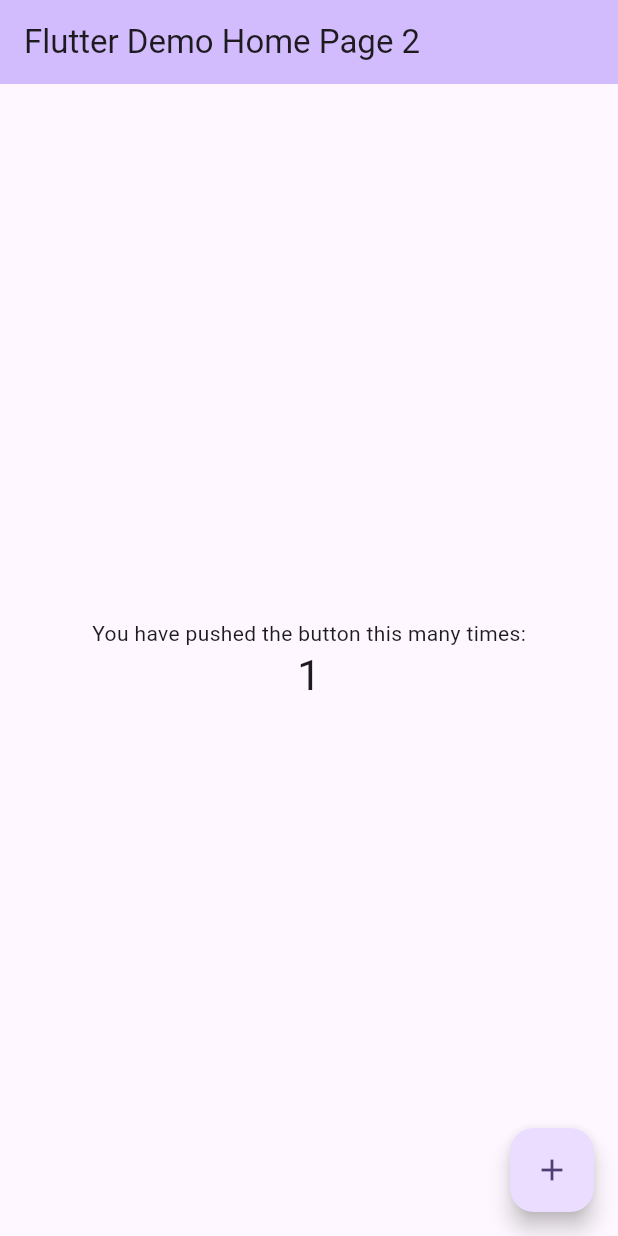
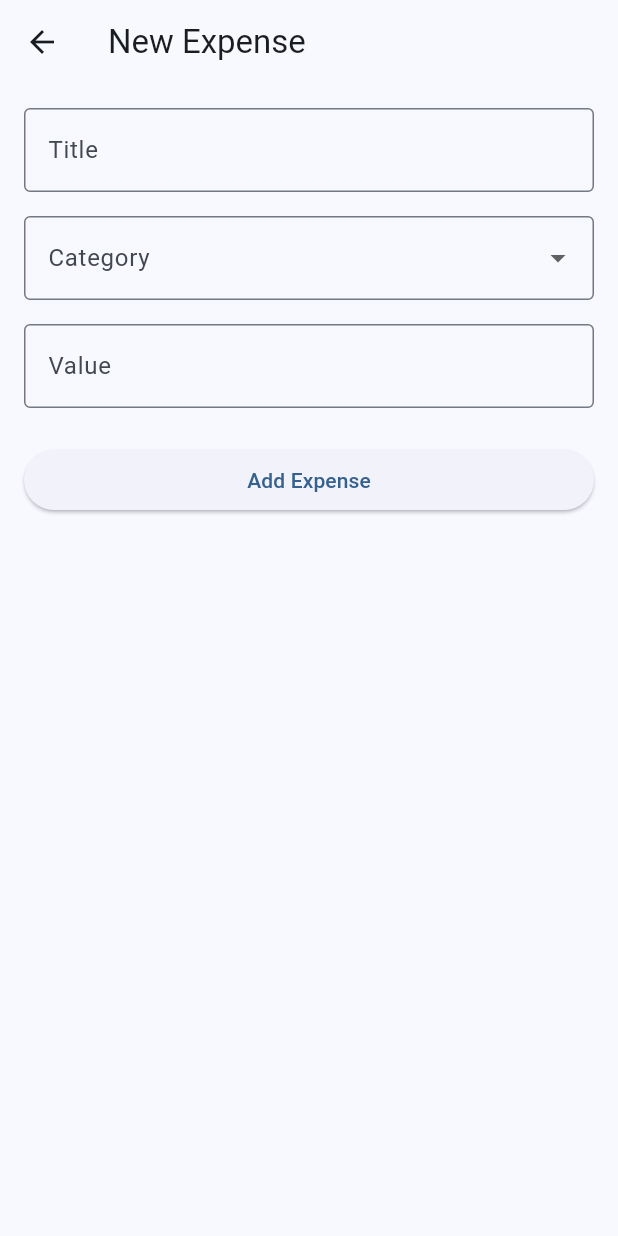
Before and after one commit to hertafranca/OrcamentoMensalemFlutter, a Flutter app: the screen it shows after launch, after a tap on the "add" icon, on a phone screen of 412 x 824 dp. Run offline on Flutter 3.47's test engine with Material 3 defaults, Android fonts, the phone set to English and light mode, and no system bars.

Commit message:
expense project 2026
September 19Th,2026 starting new project: Monthly  Expense in Flutter

```diff
--- a/lib/main.dart
+++ b/lib/main.dart
@@ -1,122 +1,36 @@
 import 'package:flutter/material.dart';
+import 'package:orcamento2026/models/expense.dart';
+import 'package:orcamento2026/models/expense_category.dart';
+
+import 'screens/home_page.dart';
 
 void main() {
-  runApp(const MyApp());
+  //print(ExpenseCategory.restaurant.label);
+  final expense = Expense(
+    title: 'Brasao´s Dinner',
+    category: ExpenseCategory.restaurant,
+    amount: 35.50,
+  );
+  //print(expense.title);
+  // print(expense.category.label);
+  // print(expense.amount);
+
+  runApp(const BudgetApp());
 }
 
-class MyApp extends StatelessWidget {
-  const MyApp({super.key});
+class BudgetApp extends StatelessWidget {
+  const BudgetApp({super.key});
 
-  // This widget is the root of your application.
   @override
   Widget build(BuildContext context) {
     return MaterialApp(
-      title: 'Flutter Demo',
+      debugShowCheckedModeBanner: false,
+      title: 'Montly Expense',
       theme: ThemeData(
-        // This is the theme of your application.
-        //
-        // TRY THIS: Try running your application with "flutter run". You'll see
-        // the application has a purple toolbar. Then, without quitting the app,
-        // try changing the seedColor in the colorScheme below to Colors.green
-        // and then invoke "hot reload" (save your changes or press the "hot
-        // reload" button in a Flutter-supported IDE, or press "r" if you used
-        // the command line to start the app).
-        //
-        // Notice that the counter didn't reset back to zero; the application
-        // state is not lost during the reload. To reset the state, use hot
-        // restart instead.
-        //
-        // This works for code too, not just values: Most code changes can be
-        // tested with just a hot reload.
-        colorScheme: .fromSeed(seedColor: Colors.deepPurple),
+        colorScheme: ColorScheme.fromSeed(seedColor: Colors.blue),
+        useMaterial3: true,
       ),
-      home: const MyHomePage(title: 'Flutter Demo Home Page 2'),
+      home: const HomePage(),
     );
   }
 }
-
-class MyHomePage extends StatefulWidget {
-  const MyHomePage({super.key, required this.title});
-
-  // This widget is the home page of your application. It is stateful, meaning
-  // that it has a State object (defined below) that contains fields that affect
-  // how it looks.
-
-  // This class is the configuration for the state. It holds the values (in this
-  // case the title) provided by the parent (in this case the App widget) and
-  // used by the build method of the State. Fields in a Widget subclass are
-  // always marked "final".
-
-  final String title;
-
-  @override
-  State<MyHomePage> createState() => _MyHomePageState();
-}
-
-class _MyHomePageState extends State<MyHomePage> {
-  int _counter = 0;
-
-  void _incrementCounter() {
-    setState(() {
-      // This call to setState tells the Flutter framework that something has
-      // changed in this State, which causes it to rerun the build method below
-      // so that the display can reflect the updated values. If we changed
-      // _counter without calling setState(), then the build method would not be
-      // called again, and so nothing would appear to happen.
-      _counter++;
-    });
-  }
-
-  @override
-  Widget build(BuildContext context) {
-    // This method is rerun every time setState is called, for instance as done
-    // by the _incrementCounter method above.
-    //
-    // The Flutter framework has been optimized to make rerunning build methods
-    // fast, so that you can just rebuild anything that needs updating rather
-    // than having to individually change instances of widgets.
-    return Scaffold(
-      appBar: AppBar(
-        // TRY THIS: Try changing the color here to a specific color (to
-        // Colors.amber, perhaps?) and trigger a hot reload to see the AppBar
-        // change color while the other colors stay the same.
-        backgroundColor: Theme.of(context).colorScheme.inversePrimary,
-        // Here we take the value from the MyHomePage object that was created by
-        // the App.build method, and use it to set our appbar title.
-        title: Text(widget.title),
-      ),
-      body: Center(
-        // Center is a layout widget. It takes a single child and positions it
-        // in the middle of the parent.
-        child: Column(
-          // Column is also a layout widget. It takes a list of children and
-          // arranges them vertically. By default, it sizes itself to fit its
-          // children horizontally, and tries to be as tall as its parent.
-          //
-          // Column has various properties to control how it sizes itself and
-          // how it positions its children. Here we use mainAxisAlignment to
-          // center the children vertically; the main axis here is the vertical
-          // axis because Columns are vertical (the cross axis would be
-          // horizontal).
-          //
-          // TRY THIS: Invoke "debug painting" (choose the "Toggle Debug Paint"
-          // action in the IDE, or press "p" in the console), to see the
-          // wireframe for each widget.
-          mainAxisAlignment: .center,
-          children: [
-            const Text('You have pushed the button this many times:'),
-            Text(
-              '$_counter',
-              style: Theme.of(context).textTheme.headlineMedium,
-            ),
-          ],
-        ),
-      ),
-      floatingActionButton: FloatingActionButton(
-        onPressed: _incrementCounter,
-        tooltip: 'Increment',
-        child: const Icon(Icons.add),
-      ),
-    );
-  }
-}
--- /dev/null
+++ b/lib/models/expense.dart
@@ -0,0 +1,13 @@
+import 'expense_category.dart';
+
+class Expense {
+  final String title;
+  final ExpenseCategory category;
+  final double amount;
+
+  const Expense({
+    required this.title,
+    required this.category,
+    required this.amount,
+  });
+}
--- /dev/null
+++ b/lib/models/expense_category.dart
@@ -0,0 +1,11 @@
+enum ExpenseCategory {
+  restaurant('Restaurant'),
+  transport('Transport'),
+  clothes('Clothes'),
+  education('Education'),
+  leisure('Leisure');
+
+  final String label;
+
+  const ExpenseCategory(this.label);
+}
--- /dev/null
+++ b/lib/screens/add_expense_page.dart
@@ -0,0 +1,137 @@
+import 'package:flutter/material.dart';
+
+import '../models/expense.dart';
+import '../models/expense_category.dart';
+
+class AddExpensePage extends StatefulWidget {
+  const AddExpensePage({super.key});
+
+  @override
+  State<AddExpensePage> createState() => _AddExpensePageState();
+}
+
+class _AddExpensePageState extends State<AddExpensePage> {
+  final _formKey = GlobalKey<FormState>();
+
+  final _titleController = TextEditingController();
+  final _amountController = TextEditingController();
+
+  ExpenseCategory? _selectedCategory;
+
+  void _saveExpense() {
+    final isValid = _formKey.currentState!.validate();
+
+    if (!isValid) {
+      return;
+    }
+
+    final amount = double.parse(_amountController.text.replaceAll(',', '.'));
+
+    final expense = Expense(
+      title: _titleController.text.trim(),
+      category: _selectedCategory!,
+      amount: amount,
+    );
+
+    Navigator.pop(context, expense);
+  }
+
+  @override
+  void dispose() {
+    _titleController.dispose();
+    _amountController.dispose();
+    super.dispose();
+  }
+
+  @override
+  Widget build(BuildContext context) {
+    return Scaffold(
+      appBar: AppBar(title: const Text('New Expense')),
+      body: SafeArea(
+        child: SingleChildScrollView(
+          padding: const EdgeInsets.all(16),
+          child: Form(
+            key: _formKey,
+            child: Column(
+              crossAxisAlignment: CrossAxisAlignment.stretch,
+              children: [
+                TextFormField(
+                  controller: _titleController,
+                  decoration: const InputDecoration(
+                    labelText: 'Title',
+                    border: OutlineInputBorder(),
+                  ),
+                  validator: (value) {
+                    if (value == null || value.trim().isEmpty) {
+                      return 'Inform a Title';
+                    }
+                    return null;
+                  },
+                ),
+                const SizedBox(height: 16),
+                DropdownButtonFormField<ExpenseCategory>(
+                  initialValue: _selectedCategory,
+                  decoration: const InputDecoration(
+                    labelText: 'Category',
+                    border: OutlineInputBorder(),
+                  ),
+                  items: ExpenseCategory.values.map((category) {
+                    return DropdownMenuItem<ExpenseCategory>(
+                      value: category,
+                      child: Text(category.label),
+                    );
+                  }).toList(),
+                  onChanged: (category) {
+                    setState(() {
+                      _selectedCategory = category;
+                    });
+                  },
+                  validator: (value) {
+                    if (value == null) {
+                      return 'Select a category';
+                    }
+                    return null;
+                  },
+                ),
+                const SizedBox(height: 16),
+                TextFormField(
+                  controller: _amountController,
+                  keyboardType: const TextInputType.numberWithOptions(
+                    decimal: true,
+                  ),
+                  decoration: const InputDecoration(
+                    labelText: 'Value',
+                    prefixText: '€ ',
+                    border: OutlineInputBorder(),
+                  ),
+                  validator: (value) {
+                    if (value == null || value.trim().isEmpty) {
+                      return 'Inform the Value';
+                    }
+
+                    final amount = double.tryParse(value.replaceAll(',', '.'));
+
+                    if (amount == null) {
+                      return 'Inform a valid value';
+                    }
+
+                    if (amount <= 0) {
+                      return 'The value must be greater than zero';
+                    }
+
+                    return null;
+                  },
+                ),
+                const SizedBox(height: 24),
+                ElevatedButton(
+                  onPressed: _saveExpense,
+                  child: const Text('Add Expense'),
+                ),
+              ],
+            ),
+          ),
+        ),
+      ),
+    );
+  }
+}
--- /dev/null
+++ b/lib/screens/home_page.dart
@@ -0,0 +1,57 @@
+import 'package:flutter/material.dart';
+
+import '../models/expense.dart';
+import '../widgets/expense_tile.dart';
+import 'add_expense_page.dart';
+
+class HomePage extends StatefulWidget {
+  const HomePage({super.key});
+
+  @override
+  State<HomePage> createState() => _HomePageState();
+}
+
+class _HomePageState extends State<HomePage> {
+  final List<Expense> _expenses = [];
+
+  Future<void> _openAddExpense() async {
+    final expense = await Navigator.push<Expense>(
+      context,
+      MaterialPageRoute(builder: (context) => const AddExpensePage()),
+    );
+
+    if (expense == null) {
+      return;
+    }
+
+    setState(() {
+      _expenses.add(expense);
+    });
+  }
+
+  @override
+  Widget build(BuildContext context) {
+    return Scaffold(
+      appBar: AppBar(title: const Text('Monthly Expense')),
+      body: SafeArea(
+        child: Padding(
+          padding: const EdgeInsets.all(16),
+          child: _expenses.isEmpty
+              ? const Center(child: Text('No transaction registered.'))
+              : ListView.builder(
+                  itemCount: _expenses.length,
+                  itemBuilder: (context, index) {
+                    final expense = _expenses[index];
+
+                    return ExpenseTile(expense: expense);
+                  },
+                ),
+        ),
+      ),
+      floatingActionButton: FloatingActionButton(
+        onPressed: _openAddExpense,
+        child: const Icon(Icons.add),
+      ),
+    );
+  }
+}
--- /dev/null
+++ b/lib/widgets/expense_tile.dart
@@ -0,0 +1,27 @@
+import 'package:flutter/material.dart';
+
+import '../models/expense.dart';
+
+class ExpenseTile extends StatelessWidget {
+  final Expense expense;
+
+  const ExpenseTile({super.key, required this.expense});
+
+  String _formatMoney(double value) {
+    return '€ ${value.toStringAsFixed(2).replaceAll('.', ',')}';
+  }
+
+  @override
+  Widget build(BuildContext context) {
+    return Card(
+      child: ListTile(
+        title: Text(expense.title),
+        subtitle: Text(expense.category.label),
+        trailing: Text(
+          _formatMoney(expense.amount),
+          style: const TextStyle(fontWeight: FontWeight.bold),
+        ),
+      ),
+    );
+  }
+}
```
Also changed, not shown: 1 other file.
